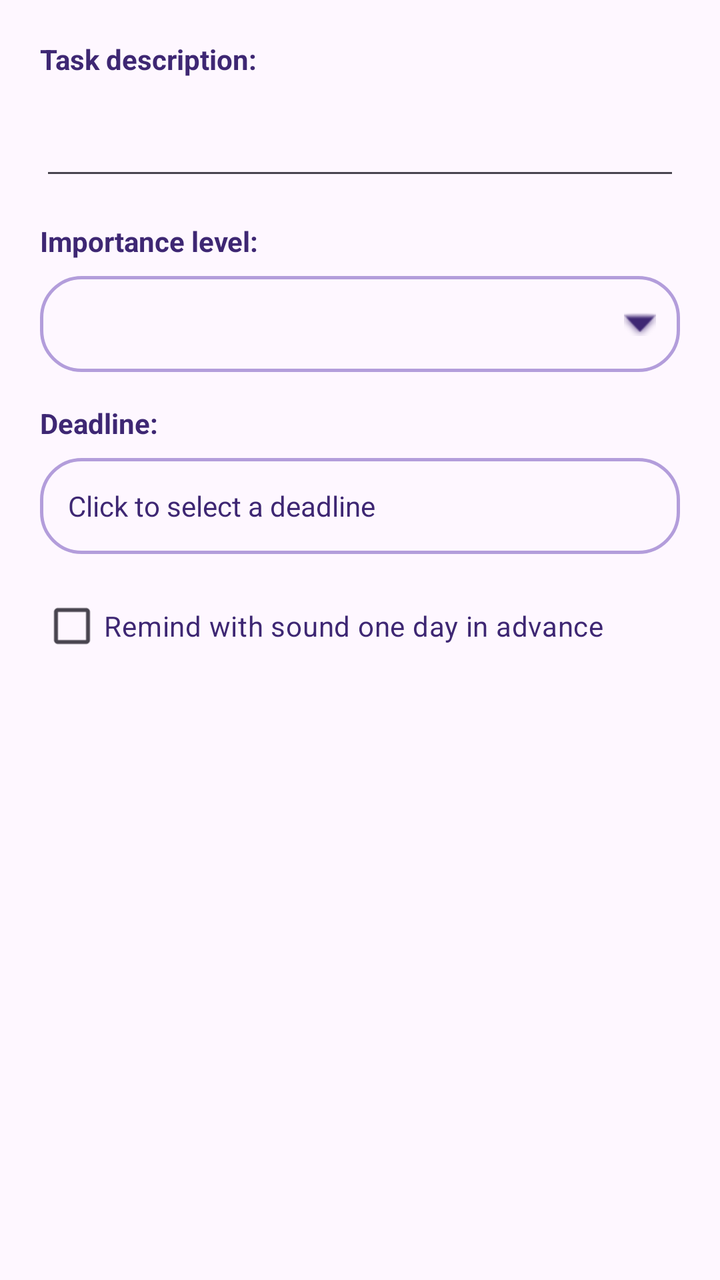
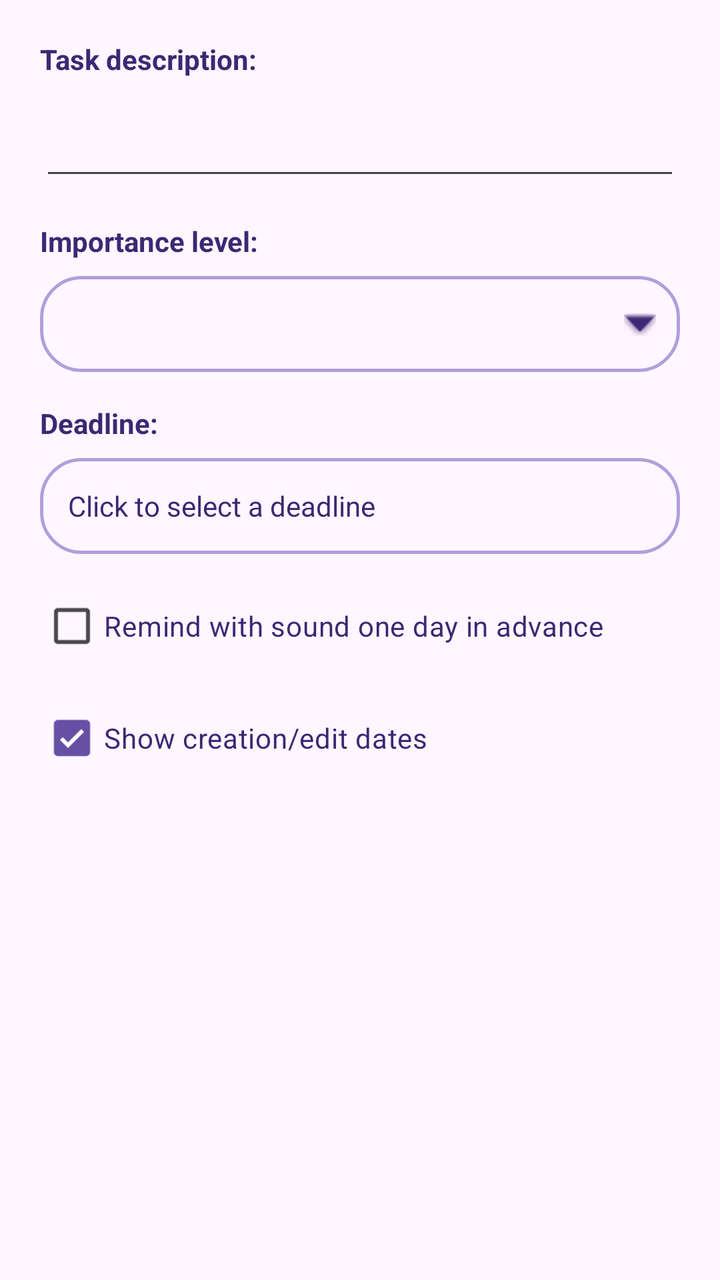

Before-and-after screenshots of an Android layout around one commit, followed by the original layout XML and the change that was made.
<!-- AndroidManifest.xml: application theme Theme.MyAssistant -->
<!-- res/layout/dialog_add_task.xml -->
<?xml version="1.0" encoding="utf-8"?>
<LinearLayout xmlns:android="http://schemas.android.com/apk/res/android"
    android:layout_width="match_parent"
    android:layout_height="wrap_content"
    xmlns:app="http://schemas.android.com/apk/res-auto"
    android:orientation="vertical"
    android:padding="20dp">

    <TextView
        android:layout_width="match_parent"
        android:layout_height="wrap_content"
        android:text="Task description:"
        android:textColor="#3E2773"
        android:textSize="14sp"
        android:textStyle="bold" />

    <EditText
        android:id="@+id/dialogTaskEditText"
        android:layout_width="match_parent"
        android:layout_height="wrap_content"
        android:layout_marginTop="8dp"
        android:layout_marginBottom="16dp"
        android:inputType="textAutoCorrect"
        android:minHeight="48dp" />

    <TextView
        android:layout_width="match_parent"
        android:layout_height="wrap_content"
        android:text="Importance level:"
        android:textColor="#3E2773"
        android:textSize="14sp"
        android:textStyle="bold" />

    <FrameLayout
        android:layout_width="match_parent"
        android:layout_height="wrap_content"
        android:layout_marginTop="8dp"
        android:background="@drawable/bg_spinner">

        <ImageView
            android:layout_width="16dp"
            android:layout_height="16dp"
            android:layout_gravity="end|center_vertical"
            android:layout_marginEnd="12dp"
            android:src="@android:drawable/arrow_down_float"
            app:tint="#3E2773" />

        <Spinner
            android:id="@+id/dialogImportanceSpinner"
            android:layout_width="match_parent"
            android:layout_height="48dp"
            android:background="@android:color/transparent"
            android:paddingStart="14dp"
            android:paddingEnd="36dp" />

    </FrameLayout>

    <TextView
        android:layout_width="match_parent"
        android:layout_height="wrap_content"
        android:layout_marginTop="16dp"
        android:text="Deadline:"
        android:textColor="#3E2773"
        android:textSize="14sp"
        android:textStyle="bold" />

    <TextView
        android:id="@+id/dialogDeadlineTextView"
        android:layout_width="match_parent"
        android:layout_height="48dp"
        android:layout_marginTop="8dp"
        android:background="@drawable/bg_spinner"
        android:gravity="center_vertical"
        android:paddingStart="14dp"
        android:paddingEnd="14dp"
        android:text="Click to select a deadline"
        android:textColor="#3E2773"
        android:textSize="14sp" />

    <CheckBox
        android:id="@+id/dialogRemindCheckBox"
        android:layout_width="match_parent"
        android:layout_height="wrap_content"
        android:layout_marginTop="12dp"
        android:text="Remind with sound one day in advance"
        android:textColor="#3E2773"
        android:textSize="14sp" />

</LinearLayout>
<!-- resources referenced by this layout -->
<resources>
  <!-- drawable bg_spinner (drawable) -->
  <?xml version="1.0" encoding="utf-8"?>
  <shape xmlns:android="http://schemas.android.com/apk/res/android"
      android:shape="rectangle">
  
      <solid android:color="@android:color/transparent" />
  
      <stroke
          android:width="1.5dp"
          android:color="#B39DDB" />
  
      <corners android:radius="20dp" />
  </shape>
  <style name="Theme.MyAssistant" parent="Base.Theme.MyAssistant" />
  <style name="Base.Theme.MyAssistant" parent="Theme.Material3.DayNight.NoActionBar">
          
          
      </style>
</resources>

<!-- the commit's change to res/layout/dialog_add_task.xml (unified diff, before → after) -->
@@ -86,4 +86,14 @@
         android:textColor="#3E2773"
         android:textSize="14sp" />
 
+    <CheckBox
+        android:id="@+id/dialogShowTimestampsCheckBox"
+        android:layout_width="match_parent"
+        android:layout_height="wrap_content"
+        android:layout_marginTop="8dp"
+        android:checked="true"
+        android:text="Show creation/edit dates"
+        android:textColor="#3E2773"
+        android:textSize="14sp" />
+
 </LinearLayout>
